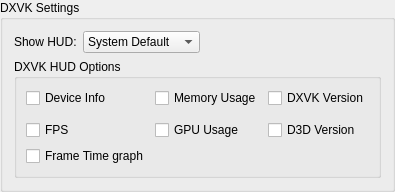
First picture: the form in rare/ui/components/tabs/settings/dxvk.ui, repository RareDevs/Rare, before the edit.
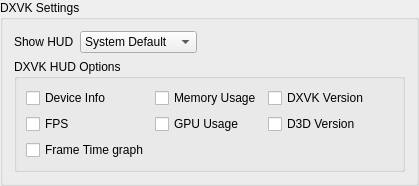
Second picture: the form after the edit.

```diff
--- a/rare/ui/components/tabs/settings/dxvk.ui
+++ b/rare/ui/components/tabs/settings/dxvk.ui
@@ -2,6 +2,14 @@
 <ui version="4.0">
  <class>DxvkSettings</class>
  <widget class="QGroupBox" name="DxvkSettings">
+  <property name="geometry">
+   <rect>
+    <x>0</x>
+    <y>0</y>
+    <width>419</width>
+    <height>185</height>
+   </rect>
+  </property>
   <property name="windowTitle">
    <string>DxvkSettings</string>
   </property>
@@ -15,13 +23,6 @@
       <string>DXVK HUD Options</string>
      </property>
      <layout class="QGridLayout" name="layout_dxvk_options">
-      <item row="2" column="2">
-       <widget class="QCheckBox" name="api">
-        <property name="text">
-         <string>D3D Version</string>
-        </property>
-       </widget>
-      </item>
       <item row="0" column="2">
        <widget class="QCheckBox" name="version">
         <property name="text">
@@ -29,6 +30,13 @@
         </property>
        </widget>
       </item>
+      <item row="1" column="0">
+       <widget class="QCheckBox" name="fps">
+        <property name="text">
+         <string>FPS</string>
+        </property>
+       </widget>
+      </item>
       <item row="0" column="1">
        <widget class="QCheckBox" name="memory">
         <property name="text">
@@ -43,14 +51,7 @@
         </property>
        </widget>
       </item>
-      <item row="3" column="0">
-       <widget class="QCheckBox" name="frametime">
-        <property name="text">
-         <string>Frame Time graph</string>
-        </property>
-       </widget>
-      </item>
-      <item row="2" column="1">
+      <item row="1" column="1">
        <widget class="QCheckBox" name="gpuload">
         <property name="text">
          <string>GPU Usage</string>
@@ -58,13 +59,13 @@
        </widget>
       </item>
       <item row="2" column="0">
-       <widget class="QCheckBox" name="fps">
+       <widget class="QCheckBox" name="frametime">
         <property name="text">
-         <string>FPS</string>
+         <string>Frame Time graph</string>
         </property>
        </widget>
       </item>
-      <item row="0" column="3" rowspan="4">
+      <item row="0" column="3" rowspan="3">
        <spacer name="hs_dxvk_options">
         <property name="orientation">
          <enum>Qt::Horizontal</enum>
@@ -77,6 +78,13 @@
         </property>
        </spacer>
       </item>
+      <item row="1" column="2">
+       <widget class="QCheckBox" name="api">
+        <property name="text">
+         <string>D3D Version</string>
+        </property>
+       </widget>
+      </item>
      </layout>
     </widget>
    </item>
@@ -89,7 +97,7 @@
       </sizepolicy>
      </property>
      <property name="text">
-      <string>Show HUD:</string>
+      <string>Show HUD</string>
      </property>
     </widget>
    </item>
```
